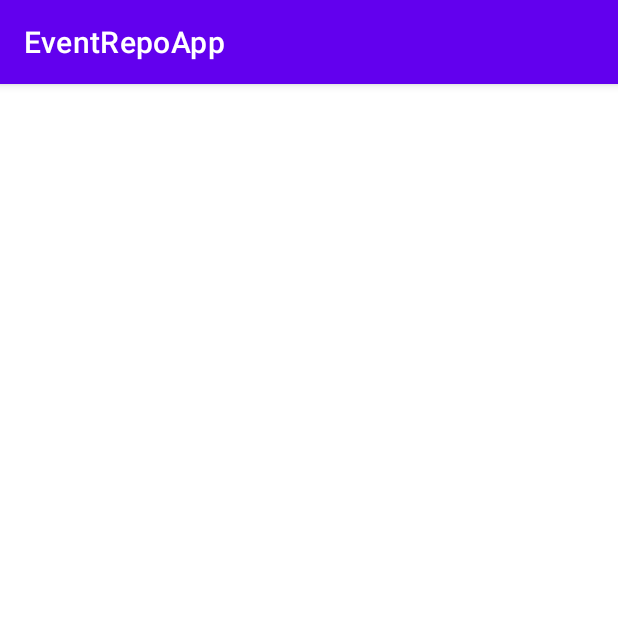
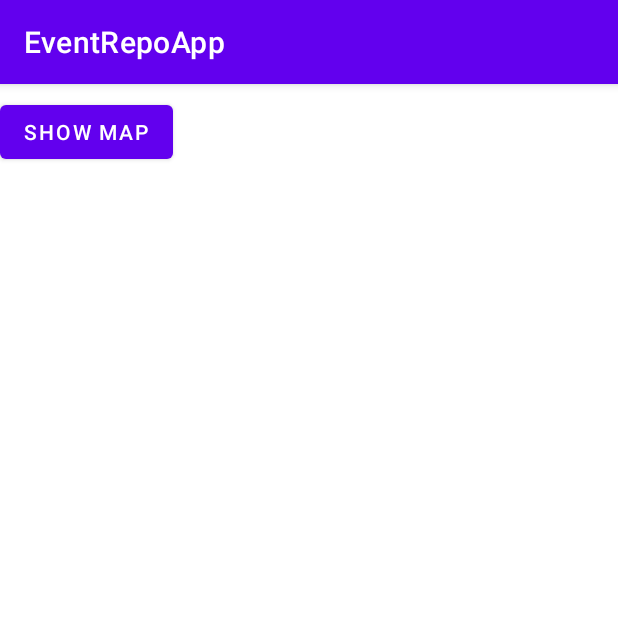
Before and after one commit to tymoteusz-chelmecki/EventRepoApp, an Android app: the ShowEventsActivity screen opened directly, with no data from a screen before it, on a phone screen of 412 x 824 dp, the top half of it. Run offline under Robolectric (Android 15) with nearby library versions, the phone set to English and light mode, and no system bars; our stand-ins replace Room's generated code.

Commit message:
Display events as pins on map

```diff
--- a/app/build.gradle
+++ b/app/build.gradle
@@ -41,4 +41,6 @@ dependencies {
     annotationProcessor "androidx.room:room-compiler:$room_version"
     implementation group: 'com.google.guava', name: 'guava', version: '24.1-jre'
     implementation 'com.google.guava:listenablefuture:9999.0-empty-to-avoid-conflict-with-guava'
+    implementation 'org.osmdroid:osmdroid-android:6.1.16'
+    implementation 'com.google.code.gson:gson:2.8.4'
 }
--- a/app/src/main/java/com/example/event_repo_app/Constants.java
+++ b/app/src/main/java/com/example/event_repo_app/Constants.java
@@ -6,6 +6,7 @@ public class Constants {
     public static final String BROWSE_AREA = "browse_area";
     public static final String LATITUDE = "latitude";
     public static final String LONGITUDE = "longitude";
+    public static final String EVENTS_EXTRA = "events_extra";
 
     private Constants() {}
 }
--- a/app/src/main/java/com/example/event_repo_app/ShowEventsActivity.java
+++ b/app/src/main/java/com/example/event_repo_app/ShowEventsActivity.java
@@ -1,29 +1,45 @@
 package com.example.event_repo_app;
 
+import static com.example.event_repo_app.Constants.EVENTS_EXTRA;
+
+import android.content.Intent;
 import android.os.Bundle;
+import android.widget.Button;
 
 import androidx.appcompat.app.AppCompatActivity;
 import androidx.lifecycle.ViewModelProvider;
 import androidx.recyclerview.widget.LinearLayoutManager;
 import androidx.recyclerview.widget.RecyclerView;
 
+import com.google.gson.Gson;
+
 public class ShowEventsActivity extends AppCompatActivity {
     private RecyclerView recyclerView;
     private EventRecyclerViewAdapter recyclerViewAdapter;
     private EventViewModel eventViewModel;
+    private Button showMapButton;
 
     @Override
     protected void onCreate(Bundle savedInstanceState) {
         super.onCreate(savedInstanceState);
         setContentView(R.layout.activity_show_events);
 
+        showMapButton =  findViewById(R.id.button_show_map);
         recyclerView = findViewById(R.id.recycler_view);
         recyclerViewAdapter = new EventRecyclerViewAdapter();
         recyclerView.setAdapter(recyclerViewAdapter);
         recyclerView.setLayoutManager(new LinearLayoutManager(this));
 
         eventViewModel = new ViewModelProvider(this).get(EventViewModel.class);
-        eventViewModel.getAllEvents()
-                .observe(this, events -> recyclerViewAdapter.setEvents(events));
+        eventViewModel.getAllEvents().observe(this, events -> {
+            recyclerViewAdapter.setEvents(events);
+            showMapButton.setOnClickListener(view -> {
+                Intent intent = new Intent(ShowEventsActivity.this, MapActivity.class);
+                Gson gson = new Gson();
+                String eventsJson = gson.toJson(events);
+                intent.putExtra(EVENTS_EXTRA, eventsJson);
+                startActivity(intent);
+            });
+        });
     }
 }
--- a/app/src/main/res/layout/activity_show_events.xml
+++ b/app/src/main/res/layout/activity_show_events.xml
@@ -6,14 +6,27 @@
     android:layout_height="match_parent"
     tools:context=".ShareEventsActivity">
 
-    <androidx.recyclerview.widget.RecyclerView
-        android:id="@+id/recycler_view"
-        android:layout_width="0dp"
-        android:layout_height="wrap_content"
-        android:padding="10dp"
-        app:layout_constraintBottom_toBottomOf="parent"
-        app:layout_constraintEnd_toEndOf="parent"
-        app:layout_constraintStart_toStartOf="parent"
-        app:layout_constraintTop_toTopOf="parent"
-        app:layout_constraintVertical_bias="0.24000001" />
+    <LinearLayout
+        android:layout_width="match_parent"
+        android:layout_height="match_parent"
+        android:orientation="vertical">
+
+        <Button
+            android:id="@+id/button_show_map"
+            android:layout_width="wrap_content"
+            android:layout_height="wrap_content"
+            android:layout_marginTop="8dp"
+            android:layout_marginBottom="8dp"
+            android:text="@string/show_map_button_text" />
+
+        <androidx.recyclerview.widget.RecyclerView
+            android:id="@+id/recycler_view"
+            android:layout_width="match_parent"
+            android:layout_height="wrap_content"
+            android:layout_marginTop="16dp"
+            android:layout_marginBottom="4dp"
+            android:padding="10dp"
+            android:visibility="visible" />
+    </LinearLayout>
+
 </androidx.constraintlayout.widget.ConstraintLayout>
--- a/app/src/main/res/values/strings.xml
+++ b/app/src/main/res/values/strings.xml
@@ -29,4 +29,6 @@
     <string name="text_select_hour">Select hour</string>
     <string name="create_get_location_text">Get current location</string>
     <string name="create_create_button_text">Create new event</string>
+
+    <string name="show_map_button_text">Show map</string>
 </resources>
```
Also changed, not shown: app/src/main/AndroidManifest.xml (+18 -0 lines), app/src/main/java/com/example/event_repo_app/MainActivity.java (+16 -1 lines), app/src/main/java/com/example/event_repo_app/MapActivity.java (added, +136 -0 lines), app/src/main/java/com/example/event_repo_app/ShowEventsByAreaActivity.java (+15 -0 lines), app/src/main/java/com/example/event_repo_app/ShowEventsByDateActivity.java (+18 -1 lines), app/src/main/java/com/example/event_repo_app/ShowEventsByNameActivity.java (+18 -2 lines), app/src/main/res/layout/activity_map.xml (added, +9 -0 lines).
